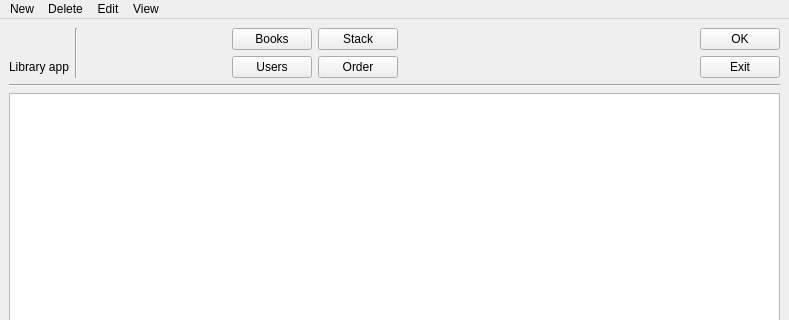
soda-sh/book-store, file qt5/new.ui: the form before one commit; both pictures show x 0 to 789 and y 0 to 320 of the 789 by 592 pixel window.
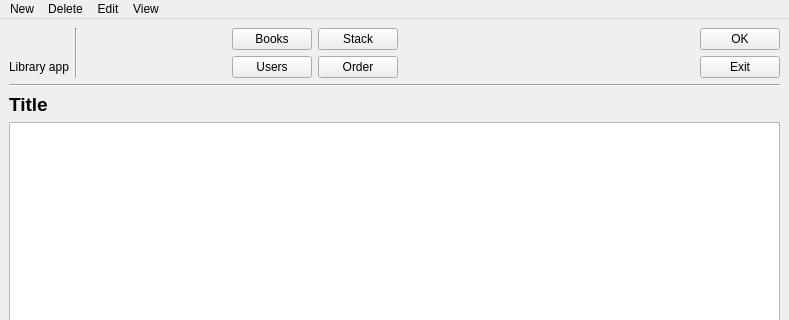
The form after the commit. Icons and pictures are not drawn.

Commit message:
feat: title for tableView
hotfix: better object name

Patch:
```diff
--- a/qt5/new.ui
+++ b/qt5/new.ui
@@ -170,6 +170,13 @@
         </property>
        </widget>
       </item>
+      <item>
+       <widget class="QLabel" name="section_title">
+        <property name="text">
+         <string>&lt;html&gt;&lt;head/&gt;&lt;body&gt;&lt;p&gt;&lt;span style=&quot; font-size:14pt; font-weight:600;&quot;&gt;Title&lt;/span&gt;&lt;/p&gt;&lt;/body&gt;&lt;/html&gt;</string>
+        </property>
+       </widget>
+      </item>
       <item>
        <widget class="QTableView" name="tableView"/>
       </item>
```
Left out of the diff: 4 changed lines with no effect on the pictures. The commit also changes 2 other files.
